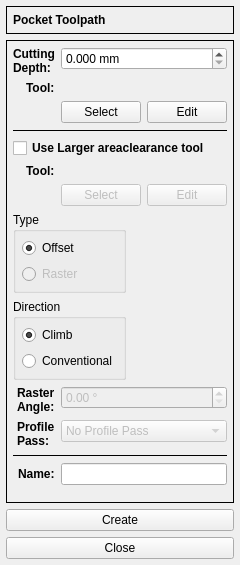
First picture: the form in G2G/forms/pocketform.ui, repository aLDime/GERBER_X2, before the edit.
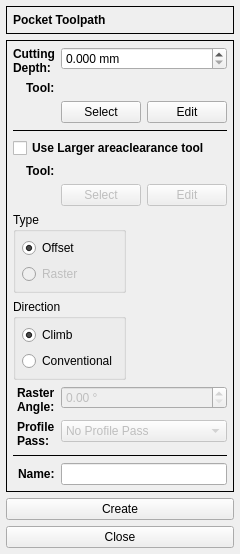
Second picture: the form after the edit. Icons and pictures are not drawn.

The edit to the form file:
```diff
--- a/G2G/forms/pocketform.ui
+++ b/G2G/forms/pocketform.ui
@@ -6,8 +6,8 @@
    <rect>
     <x>0</x>
     <y>0</y>
-    <width>237</width>
-    <height>565</height>
+    <width>231</width>
+    <height>528</height>
    </rect>
   </property>
   <property name="windowTitle">
@@ -429,6 +429,19 @@
      </property>
     </widget>
    </item>
+   <item>
+    <spacer name="verticalSpacer">
+     <property name="orientation">
+      <enum>Qt::Vertical</enum>
+     </property>
+     <property name="sizeHint" stdset="0">
+      <size>
+       <width>20</width>
+       <height>40</height>
+      </size>
+     </property>
+    </spacer>
+   </item>
    <item>
     <widget class="QPushButton" name="pbClose">
      <property name="text">
```
